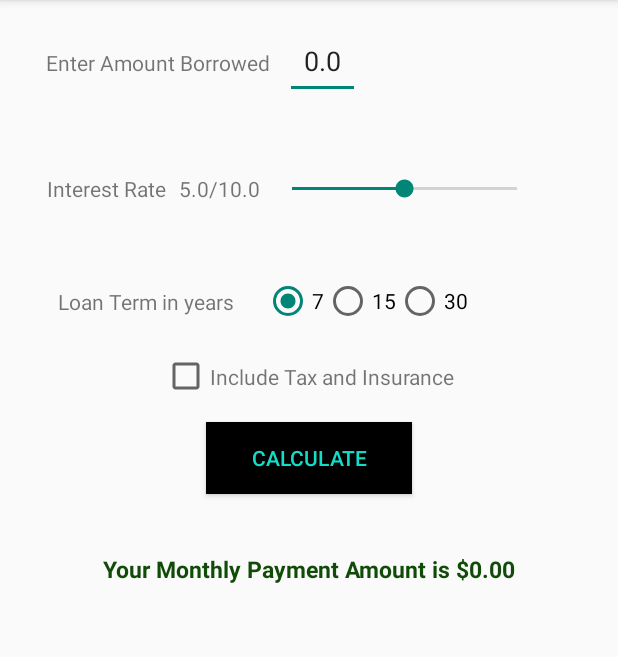
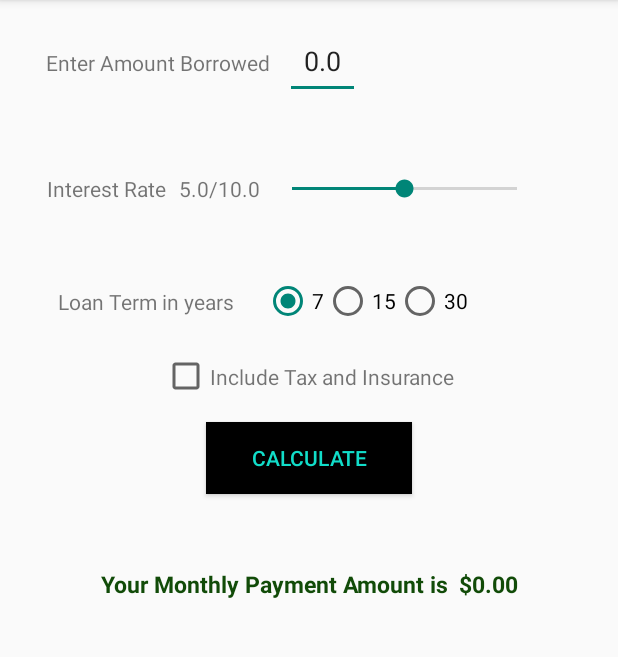
Before and after one commit to ngaini/MortgageCalculator, an Android app: the screen it shows after launch (MainActivity), after a tap on "CALCULATE", on a phone screen of 412 x 824 dp, the part 84-741 px from its top. Run offline under Robolectric (Android 15) with nearby library versions, the phone set to English and light mode, and no system bars.

Commit message:
fix result statement to support spanish

```diff
--- a/app/src/main/java/com/ngaini/calculatorapp/MainActivity.java
+++ b/app/src/main/java/com/ngaini/calculatorapp/MainActivity.java
@@ -142,6 +142,7 @@ public class MainActivity extends ActionBarActivity {
 //            Log.v("EMPTY STRING"," String is empty"+amount_val);
             amount_borrowed_id.setError("Invalid input");
             result_id.setText(" ");
+            findViewById(R.id.result_statement_textView).setVisibility(View.GONE);
         }
         else
         {
@@ -163,11 +164,15 @@ public class MainActivity extends ActionBarActivity {
             loanTerm_value = loanTerm_value*12;
             float taxValue = getCheckBoxValue(amount_val);
             interest_rate_val = interest_rate_val/1200;
+            findViewById(R.id.result_statement_textView).setVisibility(View.VISIBLE);
+
+
             monthly_payment_amount = calculateMonthlyPayment(interest_rate_val,amount_val,loanTerm_value,taxValue);
+
 //            monthly_payment_amount = Math.round(monthly_payment_amount);
             // Print values on the display area
 //        result_id.setText(" amount value is :"+amount_val+" IR val :"+interest_rate_val+" ::"+loanTerm_value+"::"+taxValue+"::"+String.format("%.02f",monthly_payment_amount));
-            result_id.setText("Your Monthly Payment Amount is $"+String.format("%.02f",monthly_payment_amount));
+            result_id.setText(" $"+String.format("%.02f",monthly_payment_amount));
 //        }
         }
 //        catch (Exception e)
--- a/app/src/main/res/layout/activity_main.xml
+++ b/app/src/main/res/layout/activity_main.xml
@@ -48,6 +48,7 @@
         <EditText
         android:layout_width="wrap_content"
         android:layout_height="wrap_content"
+        android:digits="0123456789."
         android:id="@+id/amount_borrowed_editText"
         android:minWidth="50dp"
         android:minHeight="50dp"
@@ -166,8 +167,27 @@
         android:id="@+id/calculate_button"
         android:onClick="calculateButton"
         />
+    <LinearLayout
+        android:layout_width="match_parent"
+        android:layout_height="wrap_content"
+        android:layout_gravity="center_vertical|center_horizontal"
+        android:gravity="center"
+        android:orientation="horizontal">
         <TextView
-        android:layout_width="match_parent"
+            android:layout_width="wrap_content"
+            android:layout_height="50dp"
+            android:layout_marginTop="20dp"
+            android:text="@string/result_statement_text"
+            android:id="@+id/result_statement_textView"
+            android:textStyle="bold"
+            android:textColor="#ff114b08"
+            android:textSize="15dp"
+            android:gravity="center"
+            android:layout_marginRight="3dp"
+            android:visibility="gone"
+            />
+        <TextView
+            android:layout_width="wrap_content"
             android:layout_height="50dp"
             android:layout_marginTop="20dp"
             android:id="@+id/result_textView"
@@ -175,6 +195,9 @@
             android:textColor="#ff114b08"
             android:textSize="15dp"
             android:gravity="center"
+
             />
 
         </LinearLayout>
+
+</LinearLayout>
--- a/app/src/main/res/values/strings.xml
+++ b/app/src/main/res/values/strings.xml
@@ -7,6 +7,7 @@
     <string name="amount_borrowed_text">Enter Amount Borrowed</string>
     <string name="interestRate_textview">Interest Rate</string>
     <string name="loan_term_text">Loan Term in years</string>
+    <string name="result_statement_text">Your Monthly Payment Amount is</string>
     <string name="tax_option_text">Include Tax and Insurance</string>
     <string name="calculate_button_text">CALCULATE</string>
 
```
Also changed, not shown: 1 other file. Lines whose indentation alone changed are shown as unchanged.
